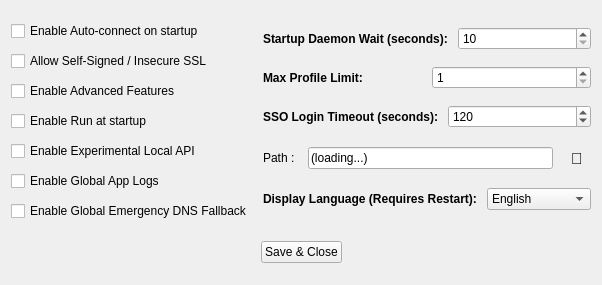
Before: the Qt Designer form pygui/dialogs/settings.ui in Arean82/Tailscale-Headscale-Client, drawn with Qt 5.
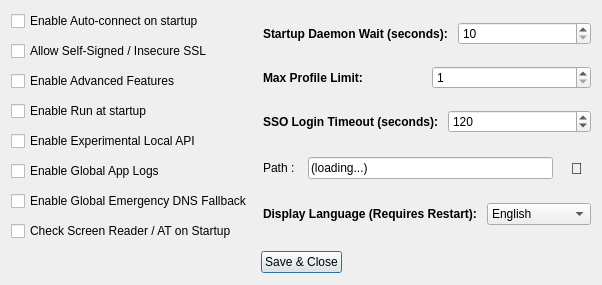
After: the same form once the commit is applied.

```diff
--- a/pygui/dialogs/settings.ui
+++ b/pygui/dialogs/settings.ui
@@ -73,6 +73,19 @@
          </property>
         </widget>
        </item>
+       <item>
+        <widget class="QCheckBox" name="chkCheckScreenReader">
+         <property name="accessibleName">
+          <string>Screen Reader Environment Check Toggle</string>
+         </property>
+         <property name="accessibleDescription">
+          <string>Checks whether Orca (Linux) or Speech / Media components (Windows N) are active on startup, providing terminal remediation commands if missing.</string>
+         </property>
+         <property name="text">
+          <string>Check Screen Reader / AT on Startup</string>
+         </property>
+        </widget>
+       </item>
       </layout>
      </item>
      <item>
@@ -284,6 +297,12 @@
        <property name="text">
         <string>Save &amp;&amp; Close</string>
        </property>
+       <property name="default">
+        <bool>true</bool>
+       </property>
+       <property name="autoDefault">
+        <bool>true</bool>
+       </property>
       </widget>
      </item>
      <item>
```
